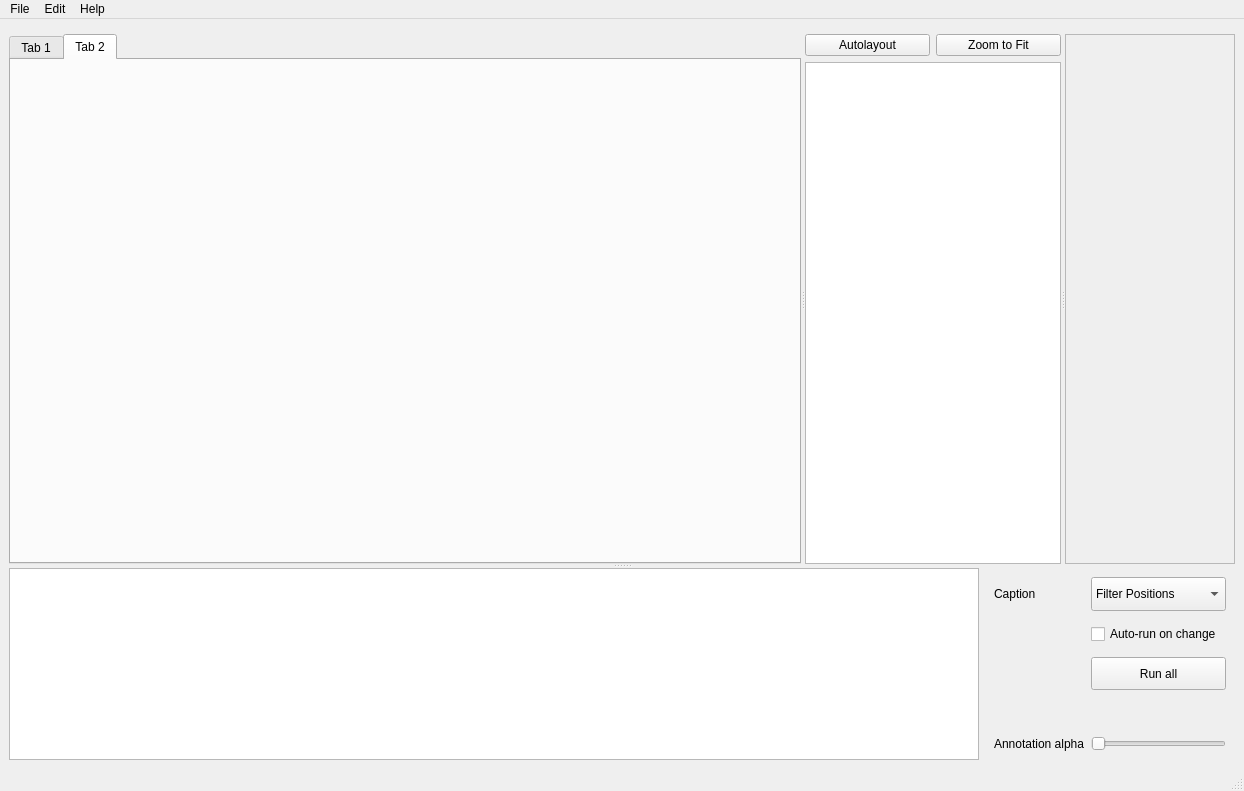
This is src/pcot/assets/main.ui in AU-ExoMars/PCOT as Qt 5 draws it before an edit. The edited form follows.
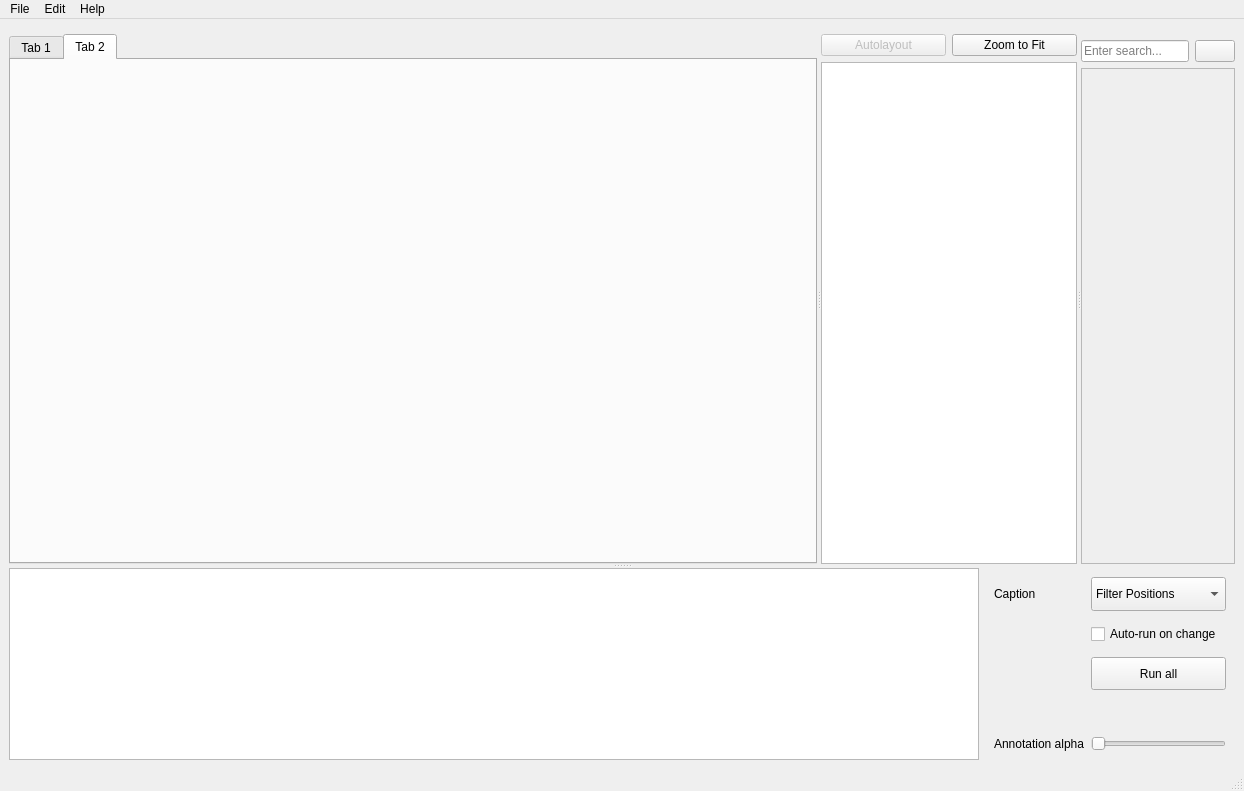
This is the edited form. Custom widgets are drawn as their Qt base class.

Commit message: Search box for palette. Expand/collapse button. Icons now from Feather set, and loaded in the assets package.

Patch:
```diff
--- a/src/pcot/assets/main.ui
+++ b/src/pcot/assets/main.ui
@@ -66,6 +66,9 @@
           <layout class="QHBoxLayout" name="horizontalLayout" stretch="0,0">
            <item>
             <widget class="QPushButton" name="autolayoutButton">
+             <property name="enabled">
+              <bool>false</bool>
+             </property>
              <property name="sizePolicy">
               <sizepolicy hsizetype="MinimumExpanding" vsizetype="Fixed">
                <horstretch>1</horstretch>
@@ -116,37 +119,55 @@
          </item>
         </layout>
        </widget>
-       <widget class="Collapser" name="paletteArea">
-        <property name="sizePolicy">
-         <sizepolicy hsizetype="Preferred" vsizetype="Expanding">
-          <horstretch>0</horstretch>
-          <verstretch>0</verstretch>
-         </sizepolicy>
-        </property>
-        <property name="minimumSize">
-         <size>
-          <width>120</width>
-          <height>0</height>
-         </size>
-        </property>
-        <property name="maximumSize">
-         <size>
-          <width>16777215</width>
-          <height>16777215</height>
-         </size>
-        </property>
-        <property name="verticalScrollBarPolicy">
-         <enum>Qt::ScrollBarAsNeeded</enum>
-        </property>
-        <property name="horizontalScrollBarPolicy">
-         <enum>Qt::ScrollBarAlwaysOff</enum>
-        </property>
-        <property name="sizeAdjustPolicy">
-         <enum>QAbstractScrollArea::AdjustToContents</enum>
-        </property>
-        <property name="widgetResizable">
-         <bool>true</bool>
-        </property>
+       <widget class="QWidget" name="widget" native="true">
+        <layout class="QGridLayout" name="gridLayout_6" rowstretch="0,0">
+         <property name="leftMargin">
+          <number>0</number>
+         </property>
+         <property name="topMargin">
+          <number>6</number>
+         </property>
+         <property name="rightMargin">
+          <number>0</number>
+         </property>
+         <property name="bottomMargin">
+          <number>0</number>
+         </property>
+         <item row="0" column="0">
+          <widget class="QLineEdit" name="paletteSearch">
+           <property name="placeholderText">
+            <string>Enter search...</string>
+           </property>
+           <property name="clearButtonEnabled">
+            <bool>true</bool>
+           </property>
+          </widget>
+         </item>
+         <item row="1" column="0" colspan="2">
+          <widget class="Collapser" name="paletteArea">
+           <property name="widgetResizable">
+            <bool>true</bool>
+           </property>
+           <widget class="QWidget" name="scrollAreaWidgetContents_2">
+            <property name="geometry">
+             <rect>
+              <x>0</x>
+              <y>0</y>
+              <width>118</width>
+              <height>464</height>
+             </rect>
+            </property>
+           </widget>
+          </widget>
+         </item>
+         <item row="0" column="1">
+          <widget class="QPushButton" name="paletteCollapseButton">
+           <property name="text">
+            <string/>
+           </property>
+          </widget>
+         </item>
+        </layout>
        </widget>
       </widget>
       <widget class="QWidget" name="horizontalWidget" native="true">
```
Left out of the diff: 78 changed lines with no effect on the pictures. The commit also changes 10 other files.
